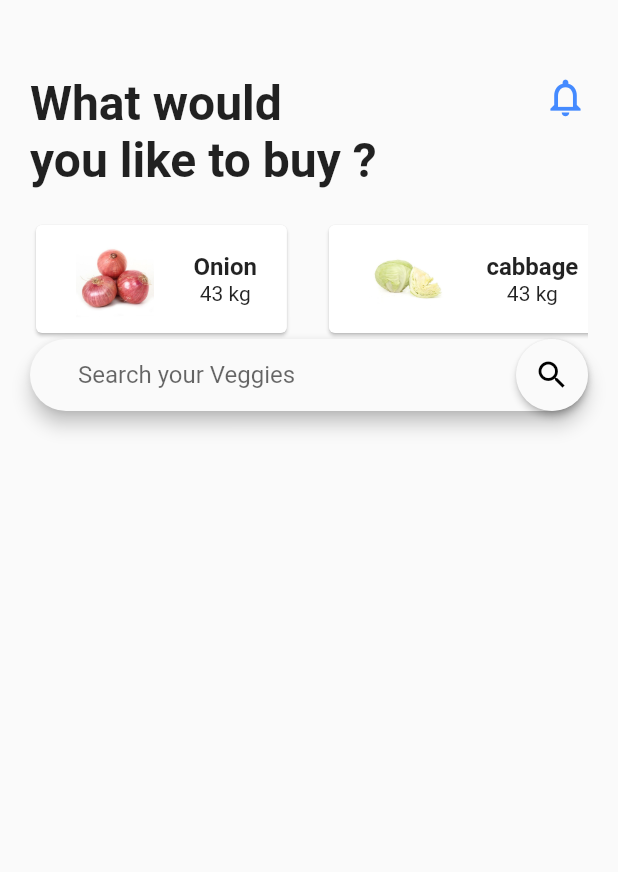
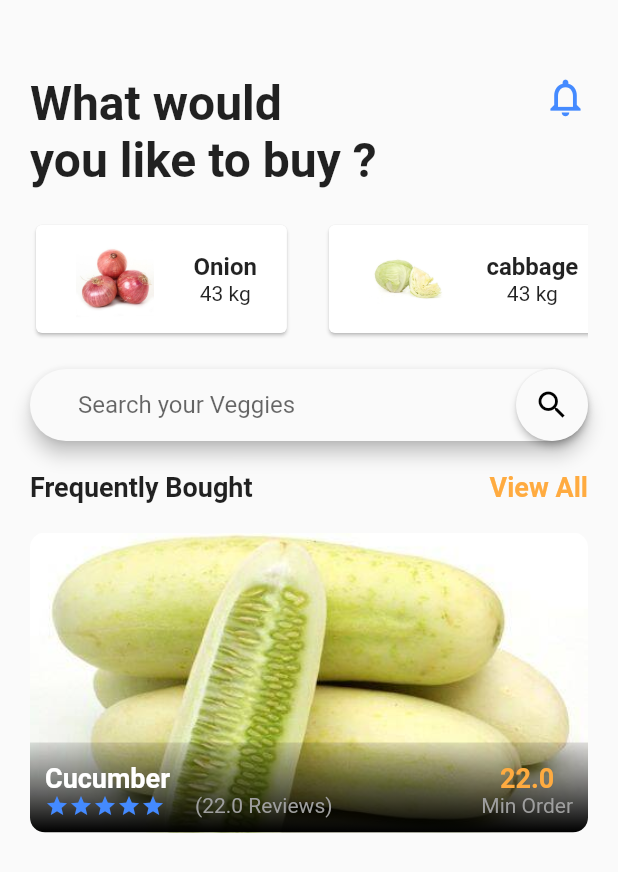
Before and after one commit to abhinavprkash/RuralnFresh, a Flutter app: the screen it shows after launch, on a phone screen of 412 x 824 dp. Shown: the top 872 px of the screen. Run offline on Flutter 3.47's test engine with Material 2 defaults, Android fonts, the phone set to English and light mode, and no system bars.

Commit message:
4th commit

```diff
--- a/lib/src/homescreen.dart
+++ b/lib/src/homescreen.dart
@@ -2,6 +2,7 @@ import 'package:flutter/material.dart';
 import 'package:vegdy/src/widgets/food_category.dart';
 import 'widgets/home_top_info.dart';
 import 'widgets/search_file.dart';
+import 'widgets/bought_foods.dart';
 
 class HomeScreen extends StatefulWidget {
   @override
@@ -18,7 +19,42 @@ class _HomeScreenState extends State<HomeScreen> {
         children: <Widget>[
           HomeTopInfo(),
           FoodCategory(),
+          SizedBox(
+            height: 20.0,
+          ),
           SearchField(),
+          SizedBox(
+            height: 20.0,
+          ),
+          Row(
+            mainAxisAlignment: MainAxisAlignment.spaceBetween,
+            children: <Widget>[
+              Text(
+                "Frequently Bought",
+                style: TextStyle(
+                  fontSize: 18.0,
+                  fontWeight: FontWeight.bold,
+                ),
+              ),
+              GestureDetector(
+                onTap: () {},
+                child: Text(
+                  "View All",
+                  style: TextStyle(
+                    fontSize: 18.0,
+                    fontWeight: FontWeight.bold,
+                    color: Colors.orangeAccent,
+                  ),
+                ),
+              ),
+            ],
+          ),
+          SizedBox(
+            height: 20.0,
+          ),
+          Container(
+            child: BoughtFoods(),
+          ),
         ],
       ),
     );
--- /dev/null
+++ b/lib/src/widgets/bought_foods.dart
@@ -0,0 +1,124 @@
+import 'package:flutter/material.dart';
+
+class BoughtFoods extends StatefulWidget {
+  @override
+  _BoughtFoodsState createState() => _BoughtFoodsState();
+}
+
+class _BoughtFoodsState extends State<BoughtFoods> {
+  @override
+  Widget build(BuildContext context) {
+    return ClipRRect(
+      borderRadius: BorderRadius.circular(10.0),
+      child: Stack(
+        children: <Widget>[
+          Container(
+            height: 200.0,
+            width: 380.0,
+            child: Image.asset(
+              "assets/images/cucumber.jpg",
+              fit: BoxFit.cover,
+            ),
+          ),
+          Positioned(
+            left: 0.0,
+            bottom: 0.0,
+            child: Container(
+              height: 60.0,
+              width: 380.0,
+              decoration: BoxDecoration(
+                gradient: LinearGradient(
+                  colors: [
+                    Colors.black,
+                    Colors.black12,
+                  ],
+                  begin: Alignment.bottomCenter,
+                  end: Alignment.topCenter,
+                ),
+              ),
+            ),
+          ),
+          Positioned(
+            left: 10.0,
+            bottom: 10.0,
+            right: 10.0,
+            child: Row(
+              mainAxisAlignment: MainAxisAlignment.spaceBetween,
+              children: <Widget>[
+                Column(
+                  crossAxisAlignment: CrossAxisAlignment.start,
+                  children: <Widget>[
+                    Text(
+                      "Cucumber",
+                      style: TextStyle(
+                        color: Colors.white,
+                        fontSize: 18.0,
+                        fontWeight: FontWeight.bold,
+                      ),
+                    ),
+                    Row(
+                      children: <Widget>[
+                        Icon(
+                          Icons.star,
+                          color: Theme.of(context).primaryColor,
+                          size: 16.0,
+                        ),
+                        Icon(
+                          Icons.star,
+                          color: Theme.of(context).primaryColor,
+                          size: 16.0,
+                        ),
+                        Icon(
+                          Icons.star,
+                          color: Theme.of(context).primaryColor,
+                          size: 16.0,
+                        ),
+                        Icon(
+                          Icons.star,
+                          color: Theme.of(context).primaryColor,
+                          size: 16.0,
+                        ),
+                        Icon(
+                          Icons.star,
+                          color: Theme.of(context).primaryColor,
+                          size: 16.0,
+                        ),
+                        SizedBox(
+                          width: 20.0,
+                        ),
+                        Text(
+                          "(22.0 Reviews)",
+                          style: TextStyle(
+                            color: Colors.grey,
+                          ),
+                        )
+                      ],
+                    )
+                  ],
+                ),
+                Column(
+                  children: <Widget>[
+                    Text(
+                      "22.0",
+                      style: TextStyle(
+                        fontWeight: FontWeight.bold,
+                        color: Colors.orangeAccent,
+                        fontSize: 18,
+                      ),
+                    ),
+                    Text(
+                      "Min Order",
+                      style: TextStyle(
+                        color: Colors.grey,
+                      ),
+                    ),
+                  ],
+                )
+              ],
+            ),
+          ),
+        ],
+      ),
+    );
+  }
+}
```
